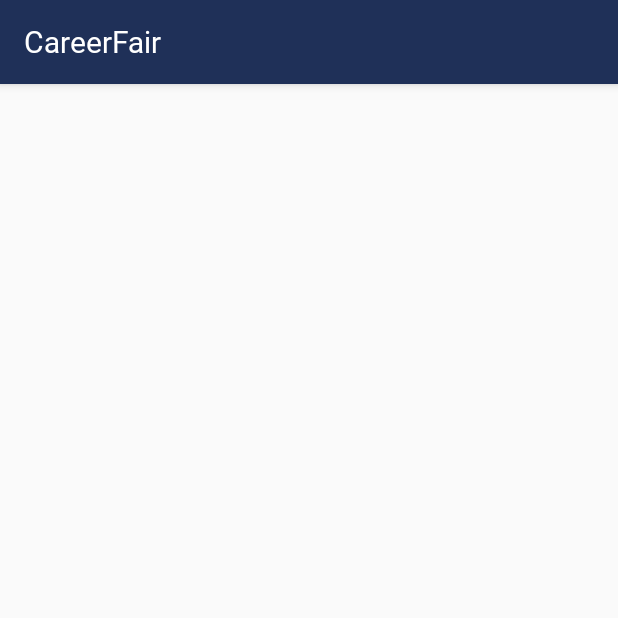
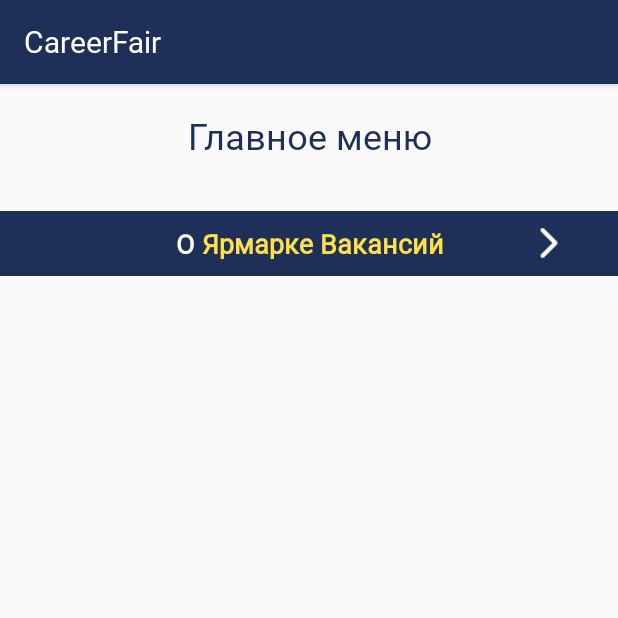
Before and after one commit to Alybaev/CareerFair, an Android app: the MainMenuActivity screen opened directly, with no data from a screen before it, on a phone screen of 412 x 824 dp, the top half of it. Run offline under Robolectric (Android 15) with nearby library versions, the phone set to English and light mode, and no system bars.

Commit message:
Little bit improve UI of main menu

```diff
--- a/app/src/main/java/kg/neobis/careerfair/ui/MainMenuActivity/MainMenuActivity.kt
+++ b/app/src/main/java/kg/neobis/careerfair/ui/MainMenuActivity/MainMenuActivity.kt
@@ -2,12 +2,33 @@ package kg.neobis.careerfair.ui.MainMenuActivity
 
 import android.support.v7.app.AppCompatActivity
 import android.os.Bundle
+import android.support.v4.content.ContextCompat
+import android.text.Html
 import kg.neobis.careerfair.R
+import android.text.Spannable
+import android.text.style.ForegroundColorSpan
+import android.text.SpannableString
+import kotlinx.android.synthetic.main.activity_main_menu.*
+import android.os.Build
+import android.text.Spanned
+
+
+
 
 class MainMenuActivity : AppCompatActivity() {
 
     override fun onCreate(savedInstanceState: Bundle?) {
         super.onCreate(savedInstanceState)
         setContentView(R.layout.activity_main_menu)
+
+        about_career_fair.text = fromHtml(getString(R.string.about_career_fair_text))
+    }
+
+    fun fromHtml(html: String): Spanned {
+        return if (Build.VERSION.SDK_INT >= Build.VERSION_CODES.N) {
+            Html.fromHtml(html, Html.FROM_HTML_MODE_LEGACY)
+        } else {
+            Html.fromHtml(html)
+        }
     }
 }
--- a/app/src/main/res/layout/activity_main_menu.xml
+++ b/app/src/main/res/layout/activity_main_menu.xml
@@ -1,9 +1,53 @@
 <?xml version="1.0" encoding="utf-8"?>
-<android.support.constraint.ConstraintLayout xmlns:android="http://schemas.android.com/apk/res/android"
+<LinearLayout xmlns:android="http://schemas.android.com/apk/res/android"
     xmlns:app="http://schemas.android.com/apk/res-auto"
     xmlns:tools="http://schemas.android.com/tools"
     android:layout_width="match_parent"
     android:layout_height="match_parent"
-    tools:context=".ui.MainMenuActivity.MainMenuActivity">
+    tools:context=".ui.MainMenuActivity.MainMenuActivity"
+    android:orientation="vertical">
+    <TextView
+        android:id="@+id/some_id"
+        android:layout_width="match_parent"
+        android:layout_height="wrap_content"
+        android:layout_alignParentTop="true"
+        android:layout_marginTop="18dp"
+        android:gravity="center_horizontal"
+        android:text="@string/main_menu_title"
+        android:textAppearance="@style/TitleTextStyle"
+        android:textSize="24sp" />
 
-</android.support.constraint.ConstraintLayout>
+    <RelativeLayout
+        android:layout_width="match_parent"
+        android:layout_height="wrap_content"
+        android:layout_alignParentLeft="true"
+        android:layout_alignParentTop="true"
+        android:layout_marginTop="34dp"
+        android:background="@color/colorPrimary">
+
+        <TextView
+            android:id="@+id/about_career_fair"
+            android:layout_width="wrap_content"
+            android:layout_height="wrap_content"
+            android:layout_marginBottom="9sp"
+            android:layout_marginTop="9sp"
+            android:layout_alignParentTop="true"
+            android:layout_centerHorizontal="true"
+            android:gravity="center_horizontal"
+            tools:text="О Ярмарке Вакансий"
+            android:textColor="@color/colorAccent"
+            android:textAppearance="@style/TitleTextStyle"
+            android:textSize="18sp" />
+
+        <ImageView
+            android:layout_width="20dp"
+            android:layout_height="20dp"
+            android:layout_alignParentEnd="true"
+
+            android:layout_centerVertical="true"
+            android:layout_marginEnd="36dp"
+            android:src="@drawable/arrow_right32px" />
+
+    </RelativeLayout>
+
+</LinearLayout>
--- a/app/src/main/res/values/strings.xml
+++ b/app/src/main/res/values/strings.xml
@@ -2,10 +2,15 @@
     <string name="app_name">CareerFair</string>
     <string name="welcome_text">Добро пожаловать на</string>
     <string name="career_fair">Career Fair</string>
+    <!--login activity-->
     <string name="pass_registration_text">Пройдите регистрацию</string>
     <string name="input_father_name">Отчество</string>
     <string name="input_surname">Фамилия</string>
     <string name="input_name">Имя</string>
     <string name="input_mobile">Номер телефона (+996)</string>
     <string name="input_email">E-mail</string>
+    <!--main menu-->
+    <string name="main_menu_title">Главное меню</string>
+    <string name="about_career_fair_text"><![CDATA[ <b><font color=#ffffff>О</b><b><font color=#FEE04A> Ярмарке Вакансий</b>
+]]> </string>
 </resources>
```
Also changed, not shown: app/src/main/res/drawable/arrow.xml (added, +25 -0 lines), app/src/main/res/layout/activity_main.xml (+3 -10 lines), app/src/main/res/drawable-v24/arrow_right32px.png (added).
